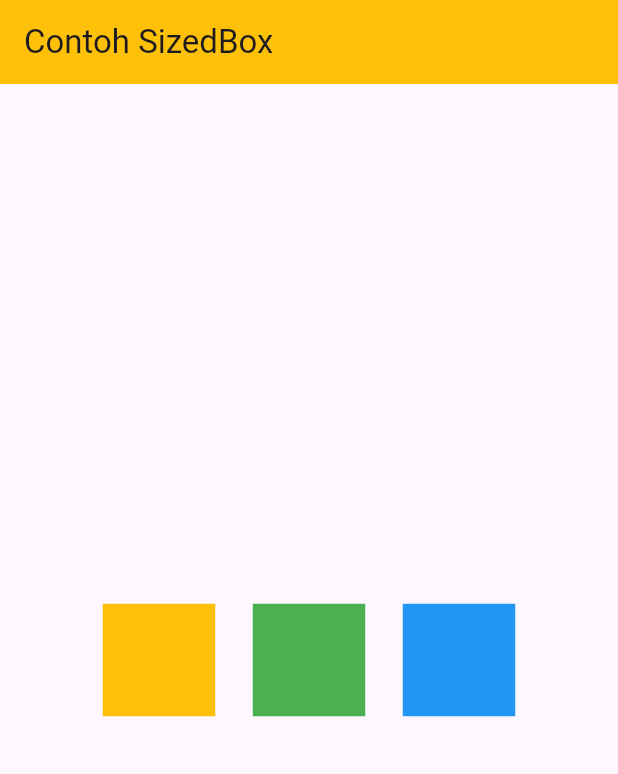
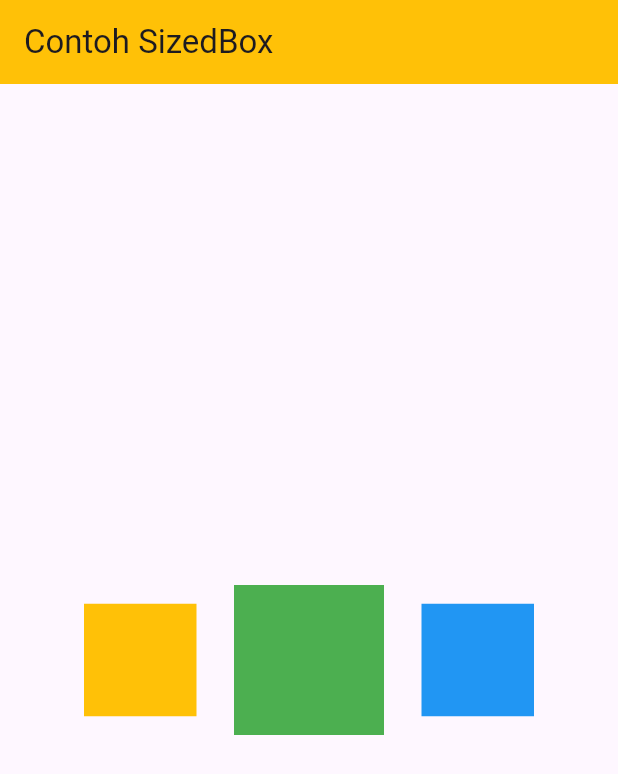
Before and after one commit to contrapoetra/mobile-programming-4, a Flutter app: the screen it shows after launch, on a phone screen of 412 x 824 dp. Shown: the top 774 px of the screen. Run offline on Flutter 3.47's test engine with Material 3 defaults, Android fonts, the light colour scheme and no system bars.

Commit message:
Update main.dart

```diff
--- a/lib/main.dart
+++ b/lib/main.dart
@@ -23,7 +23,7 @@
             children: [
               kotakUji(Colors.amber),
               const SizedBox(width: 25, height: 25),
-              kotakUji(Colors.green),
+              SizedBox(width: 100, height: 100, child: kotakUji(Colors.green)),
               const SizedBox(width: 25, height: 25),
               kotakUji(Colors.blue),
             ],
```
